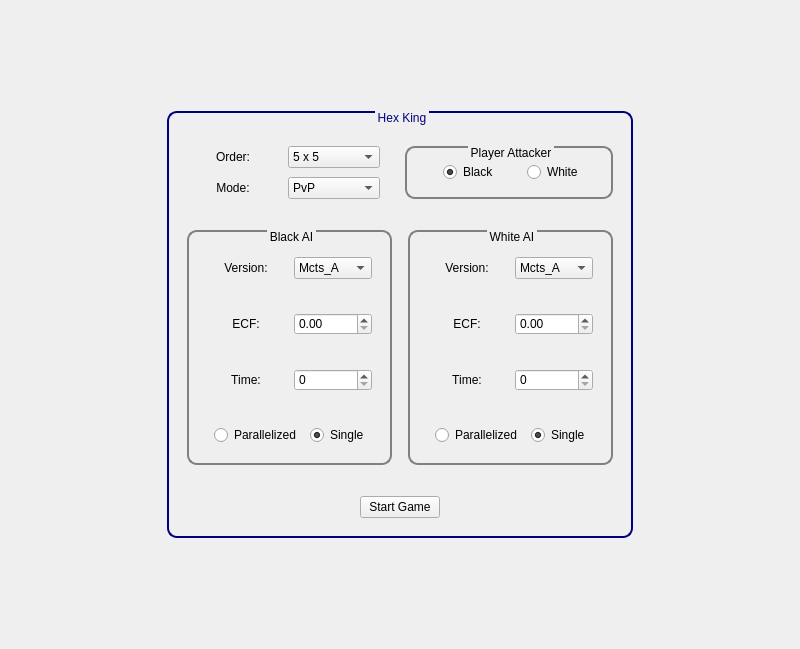
This is Test_1/hex_ui/StartWidget.ui in supine0703/HexKing as Qt 5 draws it before an edit. The edited form follows.
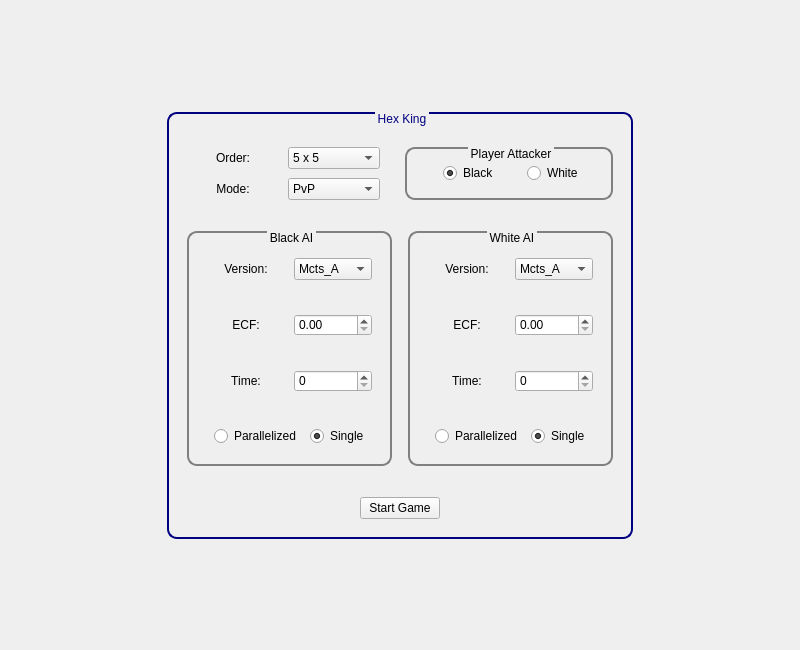
This is the edited form.

```diff
--- a/Test_1/hex_ui/StartWidget.ui
+++ b/Test_1/hex_ui/StartWidget.ui
@@ -10,9 +10,15 @@
     <x>0</x>
     <y>0</y>
     <width>800</width>
-    <height>649</height>
+    <height>650</height>
    </rect>
   </property>
+  <property name="minimumSize">
+   <size>
+    <width>780</width>
+    <height>632</height>
+   </size>
+  </property>
   <property name="windowTitle">
    <string>StartWidget</string>
   </property>
```
Left out of the diff: 52 changed lines with no effect on the pictures.
